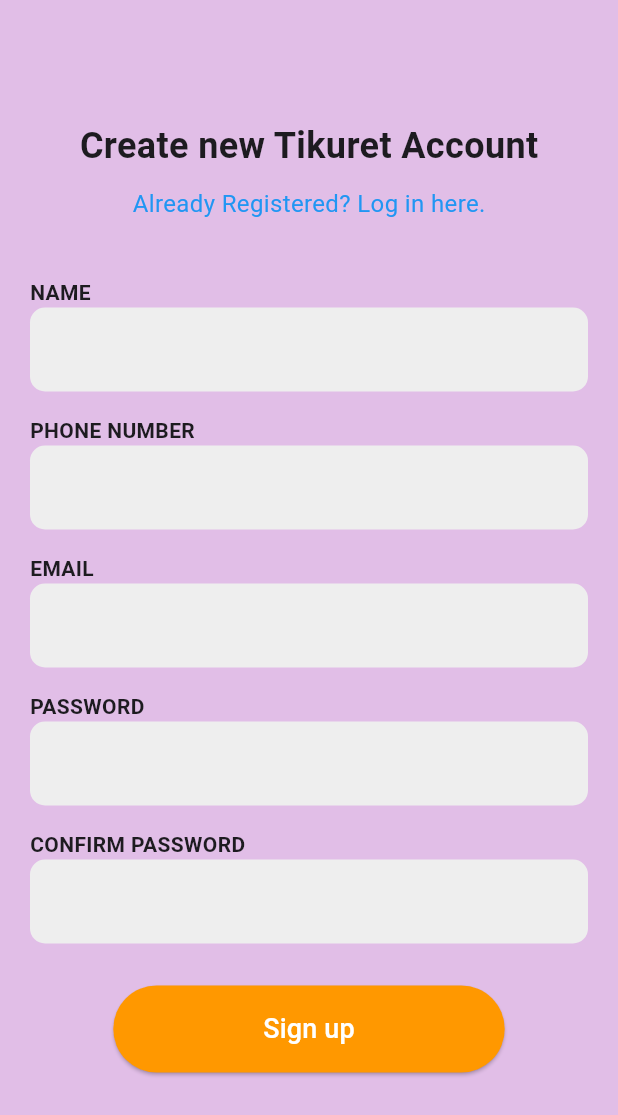
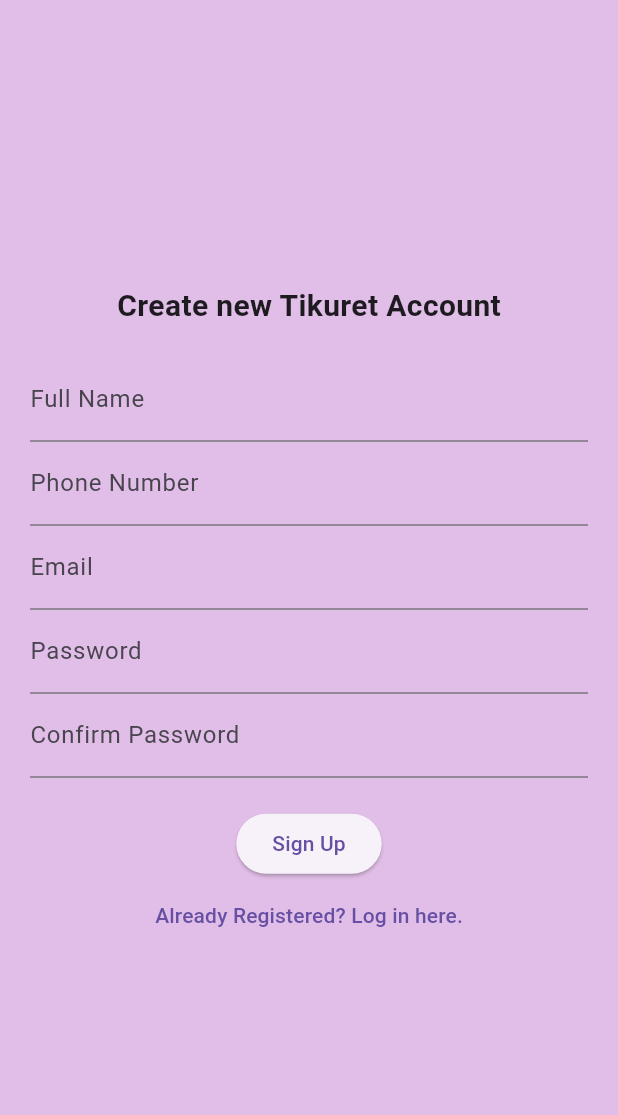
Before and after one commit to Tebibu123321/Tikuretbabysitting, a Flutter app: the screen it shows after launch, on a phone screen of 412 x 824 dp. Shown: the top 1115 px of the screen. Run offline on Flutter 3.47's test engine with Material 3 defaults, Android fonts, the light colour scheme and no system bars; our stand-ins replace image_picker.

Commit message:
signup page improved and login page added

```diff
--- a/lib/main.dart
+++ b/lib/main.dart
@@ -10,7 +10,7 @@
 
   @override
   Widget build(BuildContext context) {
-    return const MaterialApp(
+    return MaterialApp(
       debugShowCheckedModeBanner: false,
       home: SignupPage(),
     );
--- a/lib/signup.dart
+++ b/lib/signup.dart
@@ -1,26 +1,68 @@
 import 'package:flutter/material.dart';
-import 'home.dart';  // Import Home to navigate after signing up
+import 'home.dart'; // Import the Home page file
+import 'login.dart'; // Import the Login page file
 
 class SignupPage extends StatefulWidget {
-  const SignupPage({super.key});
-
   @override
   _SignupPageState createState() => _SignupPageState();
 }
 
 class _SignupPageState extends State<SignupPage> {
   final _formKey = GlobalKey<FormState>();
-  final TextEditingController _nameController = TextEditingController();
+  final TextEditingController _fullNameController = TextEditingController();
   final TextEditingController _phoneController = TextEditingController();
   final TextEditingController _emailController = TextEditingController();
   final TextEditingController _passwordController = TextEditingController();
   final TextEditingController _confirmPasswordController = TextEditingController();
 
-  void _signup() {
+  String? _validateFullName(String? value) {
+    if (value == null || value.isEmpty) {
+      return 'Full Name is required';
+    }
+    if (!RegExp(r'^[a-zA-Z ]+\$').hasMatch(value.trim())) {
+      return 'Enter a valid name with only letters and spaces';
+    }
+    return null;
+  }
+
+  String? _validatePhone(String? value) {
+    if (value == null || value.isEmpty) {
+      return 'Phone number is required';
+    }
+    if (!RegExp(r'^[0-9]{9}\$').hasMatch(value.trim())) {
+      return 'Enter a valid 9-digit phone number';
+    }
+    return null;
+  }
+
+  String? _validateEmail(String? value) {
+    if (value == null || value.isEmpty) {
+      return 'Email is required';
+    }
+    if (!RegExp(r'^[a-zA-Z0-9._%+-]+@[a-zA-Z0-9.-]+\.[a-zA-Z]{2,}\$').hasMatch(value.trim())) {
+      return 'Enter a valid email address';
+    }
+    return null;
+  }
+
+  String? _validatePassword(String? value) {
+    if (value == null || value.isEmpty) {
+      return 'Password is required';
+    }
+    if (value.length < 6) {
+      return 'Password must be at least 6 characters';
+    }
+    return null;
+  }
+
+  void _signUp() {
     if (_formKey.currentState!.validate()) {
+      ScaffoldMessenger.of(context).showSnackBar(
+        SnackBar(content: Text('Sign-up successful!')),
+      );
       Navigator.pushReplacement(
         context,
-        MaterialPageRoute(builder: (context) => const Home()),  // Navigate to Home page
+        MaterialPageRoute(builder: (context) => Home()),
       );
     }
   }
@@ -29,85 +71,70 @@
   Widget build(BuildContext context) {
     return Scaffold(
       backgroundColor: Colors.purple.shade100,
-      body: SingleChildScrollView(
+      body: Center(
         child: Padding(
           padding: const EdgeInsets.all(20.0),
-          child: Column(
-            crossAxisAlignment: CrossAxisAlignment.center,
-            children: [
-              const SizedBox(height: 60),
-              const Text(
-                "Create new Tikuret Account",
-                style: TextStyle(fontSize: 24, fontWeight: FontWeight.bold),
-              ),
-              const SizedBox(height: 10),
-              GestureDetector(
-                onTap: () {
-                  // Future login navigation
-                },
-                child: const Text(
-                  "Already Registered? Log in here.",
-                  style: TextStyle(fontSize: 16, color: Colors.blue),
-                ),
-              ),
-              const SizedBox(height: 30),
-              Form(
+          child: Form(
             key: _formKey,
             child: Column(
+              mainAxisAlignment: MainAxisAlignment.center,
               children: [
-                    _buildTextField("Name", _nameController),
-                    _buildTextField("Phone Number", _phoneController, keyboardType: TextInputType.phone),
-                    _buildTextField("Email", _emailController, keyboardType: TextInputType.emailAddress),
-                    _buildTextField("Password", _passwordController, obscureText: true),
-                    _buildTextField("Confirm Password", _confirmPasswordController, obscureText: true),
-                    const SizedBox(height: 20),
+                Text('Create new Tikuret Account',
+                    style: TextStyle(fontSize: 20, fontWeight: FontWeight.bold)),
+                SizedBox(height: 20),
+                TextFormField(
+                  controller: _fullNameController,
+                  decoration: InputDecoration(labelText: 'Full Name'),
+                  validator: _validateFullName,
+                ),
+                TextFormField(
+                  controller: _phoneController,
+                  decoration: InputDecoration(labelText: 'Phone Number', prefixText: '+251 '),
+                  keyboardType: TextInputType.phone,
+                  validator: _validatePhone,
+                ),
+                TextFormField(
+                  controller: _emailController,
+                  decoration: InputDecoration(labelText: 'Email'),
+                  keyboardType: TextInputType.emailAddress,
+                  validator: _validateEmail,
+                ),
+                TextFormField(
+                  controller: _passwordController,
+                  decoration: InputDecoration(labelText: 'Password'),
+                  obscureText: true,
+                  validator: _validatePassword,
+                ),
+                TextFormField(
+                  controller: _confirmPasswordController,
+                  decoration: InputDecoration(labelText: 'Confirm Password'),
+                  obscureText: true,
+                  validator: (value) {
+                    if (value != _passwordController.text) {
+                      return 'Passwords do not match';
+                    }
+                    return null;
+                  },
+                ),
+                SizedBox(height: 20),
                 ElevatedButton(
-                      onPressed: _signup,
-                      style: ElevatedButton.styleFrom(
-                        backgroundColor: Colors.orange,
-                        foregroundColor: Colors.white,
-                        padding: const EdgeInsets.symmetric(horizontal: 100, vertical: 16),
+                  onPressed: _signUp,
+                  child: Text('Sign Up'),
                 ),
-                      child: const Text("Sign up", style: TextStyle(fontSize: 18)),
-                    ),
+                TextButton(
+                  onPressed: () {
+                    Navigator.push(
+                      context,
+                      MaterialPageRoute(builder: (context) => LoginPage()),
+                    );
+                  },
+                  child: Text('Already Registered? Log in here.'),
+                )
               ],
             ),
-              ),
-            ],
           ),
         ),
       ),
     );
   }
-
-  Widget _buildTextField(String label, TextEditingController controller, {bool obscureText = false, TextInputType keyboardType = TextInputType.text}) {
-    return Padding(
-      padding: const EdgeInsets.symmetric(vertical: 8.0),
-      child: Column(
-        crossAxisAlignment: CrossAxisAlignment.start,
-        children: [
-          Text(label.toUpperCase(), style: const TextStyle(fontSize: 14, fontWeight: FontWeight.bold)),
-          TextFormField(
-            controller: controller,
-            obscureText: obscureText,
-            keyboardType: keyboardType,
-            decoration: InputDecoration(
-              filled: true,
-              fillColor: Colors.grey.shade200,
-              border: OutlineInputBorder(borderRadius: BorderRadius.circular(10), borderSide: BorderSide.none),
-            ),
-            validator: (value) {
-              if (value == null || value.isEmpty) {
-                return "Please enter your $label";
 }
-              if (label == "Confirm Password" && value != _passwordController.text) {
-                return "Passwords do not match";
-              }
-              return null;
-            },
-          ),
-        ],
-      ),
-    );
-  }
-}
```
Also changed, not shown: lib/login.dart (added, +109 -0 lines). Lines whose indentation alone changed are shown as unchanged.
